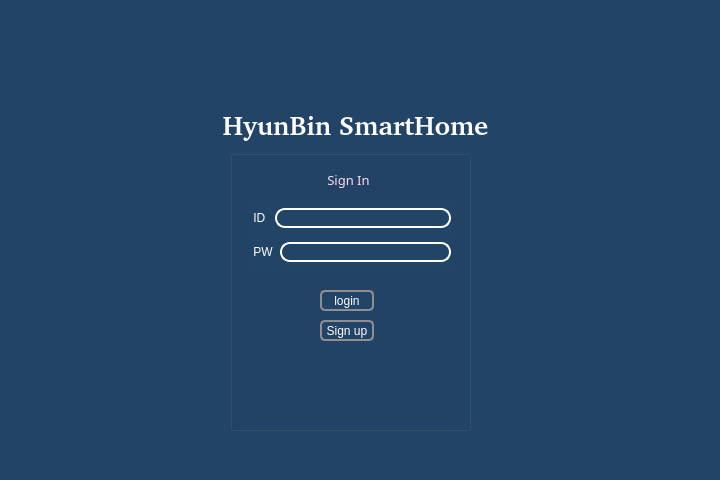
kongshyun/vedaClientApp1, file login.ui: the form before one commit.
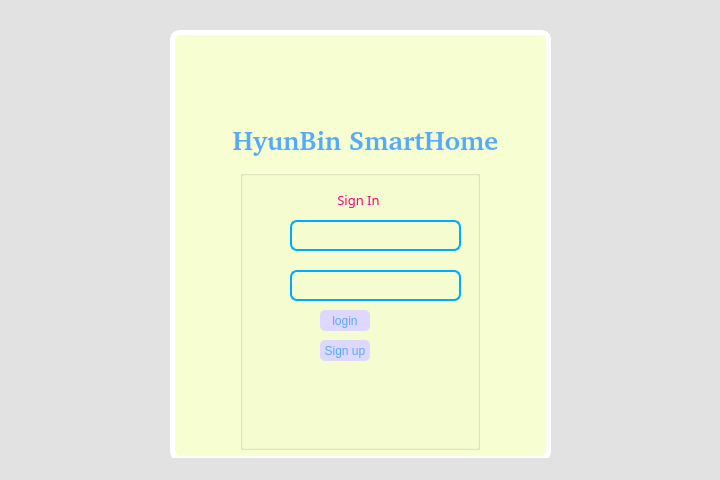
The form after the commit. Icons and pictures are not drawn.

Diff of the .ui file:
```diff
--- a/login.ui
+++ b/login.ui
@@ -17,20 +17,50 @@
    <bool>false</bool>
   </property>
   <property name="styleSheet">
-   <string notr="true">background-color:rgb(34, 68, 102);</string>
+   <string notr="true">background-color:rgb(226, 226, 226);</string>
   </property>
   <widget class="QWidget" name="centralwidget">
+   <widget class="QLabel" name="label_3">
+    <property name="geometry">
+     <rect>
+      <x>220</x>
+      <y>120</y>
+      <width>291</width>
+      <height>41</height>
+     </rect>
+    </property>
+    <property name="font">
+     <font>
+      <family>URW Gothic [urw]</family>
+      <pointsize>20</pointsize>
+      <bold>true</bold>
+     </font>
+    </property>
+    <property name="styleSheet">
+     <string notr="true">color: rgb(85, 170, 255);
+
+background-color: rgb(247, 255, 210);</string>
+    </property>
+    <property name="text">
+     <string>HyunBin SmartHome</string>
+    </property>
+    <property name="alignment">
+     <set>Qt::AlignCenter</set>
+    </property>
+   </widget>
    <widget class="QGroupBox" name="groupBox">
     <property name="geometry">
      <rect>
-      <x>230</x>
-      <y>150</y>
-      <width>241</width>
-      <height>281</height>
+      <x>240</x>
+      <y>170</y>
+      <width>240</width>
+      <height>280</height>
      </rect>
     </property>
     <property name="styleSheet">
-     <string notr="true">gridline-color: rgb(255, 255, 255);</string>
+     <string notr="true">gridline-color: rgb(255, 255, 255);
+
+background-color: rgb(247, 255, 210);</string>
     </property>
     <property name="title">
      <string/>
@@ -41,21 +71,29 @@
     <widget class="QPushButton" name="loginButton">
      <property name="geometry">
       <rect>
-       <x>90</x>
+       <x>80</x>
        <y>140</y>
-       <width>54</width>
+       <width>50</width>
        <height>21</height>
       </rect>
      </property>
+     <property name="minimumSize">
+      <size>
+       <width>50</width>
+       <height>0</height>
+      </size>
+     </property>
      <property name="styleSheet">
       <string notr="true">QPushButton{
-	border: 2px solid #8f8f91; 
+	
+	background-color: rgb(222, 215, 255);
 	min-width : 50px;
 	max-width : 50px;
-	color: rgb(255, 255, 255);
+
+	color: rgb(85, 170, 255);
 	border-radius:5px;
+	font: 600 9pt &quot;NotoSerifTamilSlanted SemiBold&quot;;
 }
-
 QPushButton:hover {
     background-color: #2ecc71;
     color: white;              
@@ -65,93 +103,31 @@
       <string>login</string>
      </property>
     </widget>
-    <widget class="QWidget" name="layoutWidget">
-     <property name="geometry">
-      <rect>
-       <x>20</x>
-       <y>50</y>
-       <width>201</width>
-       <height>71</height>
-      </rect>
-     </property>
-     <layout class="QVBoxLayout" name="verticalLayout">
-      <item>
-       <layout class="QHBoxLayout" name="horizontalLayout_3">
-        <item>
-         <widget class="QLabel" name="label">
-          <property name="styleSheet">
-           <string notr="true">color: rgb(255, 255, 255);</string>
-          </property>
-          <property name="text">
-           <string> ID </string>
-          </property>
-         </widget>
-        </item>
-        <item>
-         <widget class="QLineEdit" name="usernameEdit">
-          <property name="enabled">
-           <bool>true</bool>
-          </property>
-          <property name="styleSheet">
-           <string notr="true">QLineEdit{
-	border:2px solid rgb(255,255,255);
-	border-radius:10px;
- 
-	color:#FFF
-}</string>
-          </property>
-         </widget>
-        </item>
-       </layout>
-      </item>
-      <item>
-       <layout class="QHBoxLayout" name="horizontalLayout">
-        <item>
-         <widget class="QLabel" name="label_2">
-          <property name="styleSheet">
-           <string notr="true">color: rgb(255, 255, 255);</string>
-          </property>
-          <property name="text">
-           <string> PW</string>
-          </property>
-         </widget>
-        </item>
-        <item>
-         <widget class="QLineEdit" name="passwordEdit">
-          <property name="enabled">
-           <bool>true</bool>
-          </property>
-          <property name="styleSheet">
-           <string notr="true">QLineEdit{
-	border:2px solid rgb(255,255,255);
-	border-radius:10px;
- 
-	color:#FFF
-}</string>
-          </property>
-         </widget>
-        </item>
-       </layout>
-      </item>
-     </layout>
-    </widget>
     <widget class="QPushButton" name="signupButton">
      <property name="geometry">
       <rect>
-       <x>90</x>
+       <x>80</x>
        <y>170</y>
-       <width>54</width>
+       <width>50</width>
        <height>21</height>
       </rect>
      </property>
+     <property name="minimumSize">
+      <size>
+       <width>50</width>
+       <height>0</height>
+      </size>
+     </property>
      <property name="styleSheet">
       <string notr="true">QPushButton{
-	border: 2px solid #8f8f91; 
+	
+	background-color: rgb(222, 215, 255);
 	min-width : 50px;
 	max-width : 50px;
 
-	color: rgb(255, 255, 255);
+	color: rgb(85, 170, 255);
 	border-radius:5px;
+	font: 600 9pt &quot;NotoSerifTamilSlanted SemiBold&quot;;
 }
 QPushButton:hover {
     background-color: #2ecc71;
@@ -180,7 +156,7 @@
       </font>
      </property>
      <property name="styleSheet">
-      <string notr="true">color: rgb(255, 220, 237);
+      <string notr="true">color: rgb(255, 0, 127);
 font: 10pt &quot;Sans Serif&quot;;
 background-color: transparent;</string>
      </property>
@@ -191,14 +167,107 @@
       <set>Qt::AlignCenter</set>
      </property>
     </widget>
+    <widget class="QLabel" name="label">
+     <property name="geometry">
+      <rect>
+       <x>20</x>
+       <y>50</y>
+       <width>31</width>
+       <height>31</height>
+      </rect>
+     </property>
+     <property name="styleSheet">
+      <string notr="true">background-color: transparent;
+border-color:transparent;</string>
+     </property>
+     <property name="text">
+      <string>&lt;html&gt;&lt;head/&gt;&lt;body&gt;&lt;p&gt;&lt;img src=&quot;:/images/login.png&quot; width=&quot;30&quot; height=&quot;30&quot;/&gt;&lt;/p&gt;&lt;/body&gt;&lt;/html&gt;</string>
+     </property>
+    </widget>
+    <widget class="QLabel" name="label_2">
+     <property name="geometry">
+      <rect>
+       <x>20</x>
+       <y>100</y>
+       <width>31</width>
+       <height>31</height>
+      </rect>
+     </property>
+     <property name="styleSheet">
+      <string notr="true">background-color: transparent;
+border-color:transparent;</string>
+     </property>
+     <property name="text">
+      <string>&lt;html&gt;&lt;head/&gt;&lt;body&gt;&lt;p&gt;&lt;img src=&quot;:/images/padlock.png&quot; width=&quot;20&quot; height=&quot;20&quot;/&gt;&lt;/p&gt;&lt;/body&gt;&lt;/html&gt;</string>
+     </property>
+     <property name="alignment">
+      <set>Qt::AlignCenter</set>
+     </property>
+    </widget>
+    <widget class="QLineEdit" name="passwordEdit">
+     <property name="enabled">
+      <bool>true</bool>
+     </property>
+     <property name="geometry">
+      <rect>
+       <x>50</x>
+       <y>100</y>
+       <width>171</width>
+       <height>31</height>
+      </rect>
+     </property>
+     <property name="styleSheet">
+      <string notr="true">QLineEdit{
+	border:2px solid rgb(0, 170, 255);
+	border-radius:7px;
+	background-color: transparent;
+ 
+	color:rgb(45, 45, 45);
+}</string>
+     </property>
+     <property name="inputMask">
+      <string/>
+     </property>
+     <property name="text">
+      <string/>
+     </property>
+    </widget>
+    <widget class="QLineEdit" name="usernameEdit">
+     <property name="enabled">
+      <bool>true</bool>
+     </property>
+     <property name="geometry">
+      <rect>
+       <x>50</x>
+       <y>50</y>
+       <width>171</width>
+       <height>31</height>
+      </rect>
+     </property>
+     <property name="styleSheet">
+      <string notr="true">QLineEdit{
+	border:2px solid rgb(0, 170, 255);
+	border-radius:7px;
+	background-color: transparent;
+ 
+	color:rgb(47, 47, 47);
+}</string>
+     </property>
+     <property name="inputMask">
+      <string/>
+     </property>
+     <property name="text">
+      <string/>
+     </property>
+    </widget>
    </widget>
-   <widget class="QLabel" name="label_3">
+   <widget class="QFrame" name="frame">
     <property name="geometry">
      <rect>
-      <x>210</x>
-      <y>100</y>
-      <width>291</width>
-      <height>51</height>
+      <x>170</x>
+      <y>30</y>
+      <width>381</width>
+      <height>431</height>
      </rect>
     </property>
     <property name="font">
@@ -209,31 +278,40 @@
      </font>
     </property>
     <property name="styleSheet">
-     <string notr="true">color: rgb(255, 255, 255);</string>
+     <string notr="true">border:5px solid rgb(255,255,255);
+background-color: rgb(247, 255, 210);
+border-radius:10px;</string>
     </property>
-    <property name="text">
-     <string>HyunBin SmartHome</string>
+    <property name="frameShape">
+     <enum>QFrame::StyledPanel</enum>
     </property>
-    <property name="alignment">
-     <set>Qt::AlignCenter</set>
+    <property name="frameShadow">
+     <enum>QFrame::Raised</enum>
     </property>
+    <widget class="QLabel" name="label_4">
+     <property name="geometry">
+      <rect>
+       <x>130</x>
+       <y>-20</y>
+       <width>131</width>
+       <height>141</height>
+      </rect>
+     </property>
+     <property name="styleSheet">
+      <string notr="true">background-color:transparent;
+border-color:transparent;</string>
+     </property>
+     <property name="text">
+      <string>&lt;html&gt;&lt;head/&gt;&lt;body&gt;&lt;p&gt;&lt;img src=&quot;:/images/smarthome.png&quot; width=&quot;90&quot; height=&quot;90&quot;/&gt;&lt;/p&gt;&lt;/body&gt;&lt;/html&gt;</string>
+     </property>
+     <property name="alignment">
+      <set>Qt::AlignCenter</set>
+     </property>
+    </widget>
    </widget>
-   <widget class="QLabel" name="label_4">
-    <property name="geometry">
-     <rect>
-      <x>310</x>
-      <y>-20</y>
-      <width>111</width>
-      <height>151</height>
-     </rect>
-    </property>
-    <property name="styleSheet">
-     <string notr="true">background-color:transparent;</string>
-    </property>
-    <property name="text">
-     <string>&lt;html&gt;&lt;head/&gt;&lt;body&gt;&lt;p&gt;&lt;img src=&quot;:/images/smarthome.png&quot; width=&quot;90&quot; height=&quot;90&quot;/&gt;&lt;/p&gt;&lt;/body&gt;&lt;/html&gt;</string>
-    </property>
-   </widget>
+   <zorder>frame</zorder>
+   <zorder>label_3</zorder>
+   <zorder>groupBox</zorder>
   </widget>
   <widget class="QStatusBar" name="statusbar"/>
  </widget>
```
Left out of the diff: 7 changed lines with no effect on the pictures.
